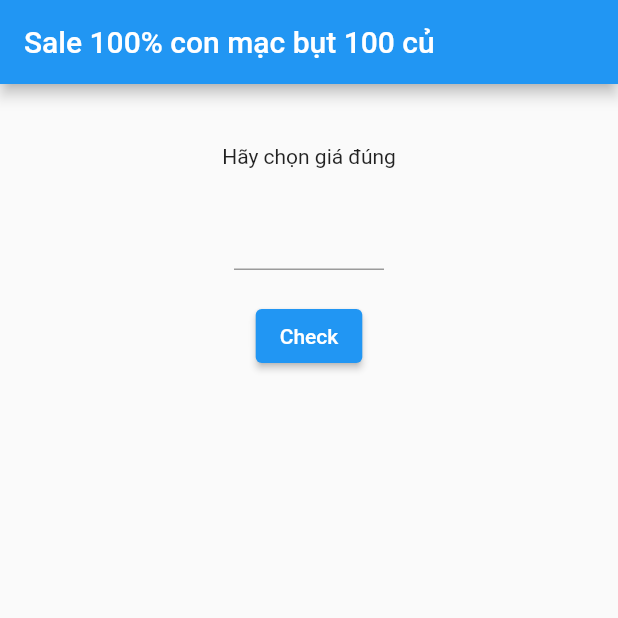
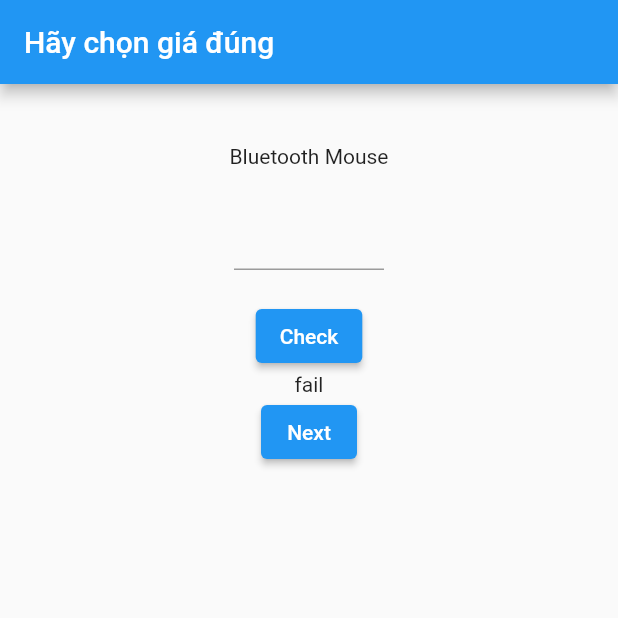
Before and after one commit to hoavannguyen682001/flutter_demo, a Flutter app: the screen it shows after launch, after a tap on "Check", on a phone screen of 412 x 824 dp, the top half of it. Run offline on Flutter 3.47's test engine with Material 2 defaults, Android fonts, the phone set to English and light mode, and no system bars.

Commit message:
Check result and show next product

```diff
--- a/lib/homepage.dart
+++ b/lib/homepage.dart
@@ -1,31 +1,81 @@
 import 'package:flutter/material.dart';
 import 'package:flutter/services.dart';
+import 'package:flutter_demo/productInfo.dart';
 
-class HomePage extends StatelessWidget {
+//List products
+
+final List<ProductInfo> products = [
+  ProductInfo('Bluetooth Mouse', 100),
+  ProductInfo('KeyBoard', 250),
+  ProductInfo('HeadPhone', 120),
+  ProductInfo('Camera', 10),
+  ProductInfo('Speaker', 18)
+];
+
+class HomePage extends StatefulWidget {
   const HomePage({Key? key}) : super(key: key);
 
+  @override
+  State<HomePage> createState() => _HomePageState();
+}
+
+class _HomePageState extends State<HomePage> {
+  int _indexProduct = 0;
+  int? _inputPrice;
+  String _result = '';
   @override
   Widget build(BuildContext context) {
     return Scaffold(
       appBar: AppBar(
-        title: const Text('Sale 100% con mạc bụt 100 củ'),
+        title: const Text('Hãy chọn giá đúng'),
       ),
       body: Center(
         child: Column(
-         children:  [
+          children: [
             const Padding(padding: EdgeInsets.only(top: 40)),
-           const Text('Hãy chọn giá đúng'),
+            Text(products[_indexProduct].name),
             const Padding(padding: EdgeInsets.only(top: 20)),
             SizedBox(
               width: 100,
               child: TextField(
-               keyboardType: const TextInputType.numberWithOptions(decimal: true),
+                key: const Key('inputPrice'),
+                keyboardType:
+                    const TextInputType.numberWithOptions(decimal: true),
                 inputFormatters: [FilteringTextInputFormatter.digitsOnly],
+                onChanged: (value) {
+                  _inputPrice = int.tryParse(value);
+                },
               ),
             ),
             const Padding(padding: EdgeInsets.only(top: 20)),
-           ElevatedButton(onPressed:() {},
-               child: const Text('Check'))
+            ElevatedButton(
+                onPressed: () {
+                  setState(() {
+                    _result = _inputPrice == products[_indexProduct].price
+                        ? 'pass'
+                        : 'fail';
+                  });
+                },
+                child: const Text('Check')),
+            Visibility(
+                visible: _result.isNotEmpty,
+                child: Text(
+                  _result,
+                  key: const Key('result'),
+                )),
+            Visibility(
+              visible: _result.isNotEmpty,
+              child: ElevatedButton(
+                  onPressed: () {
+                    setState(() {
+                      _result = '';
+                      if (_indexProduct < 4) {
+                        _indexProduct++;
+                      }
+                    });
+                  },
+                  child: const Text('Next')),
+            )
           ],
         ),
       ),
--- /dev/null
+++ b/lib/productInfo.dart
@@ -0,0 +1,5 @@
+class ProductInfo{
+    final String name;
+    final double price;
+    ProductInfo(this.name, this.price);
+}
```
Also changed, not shown: lib/main.dart (+0 -88 lines), 1 other file. Lines whose indentation alone changed are shown as unchanged.
